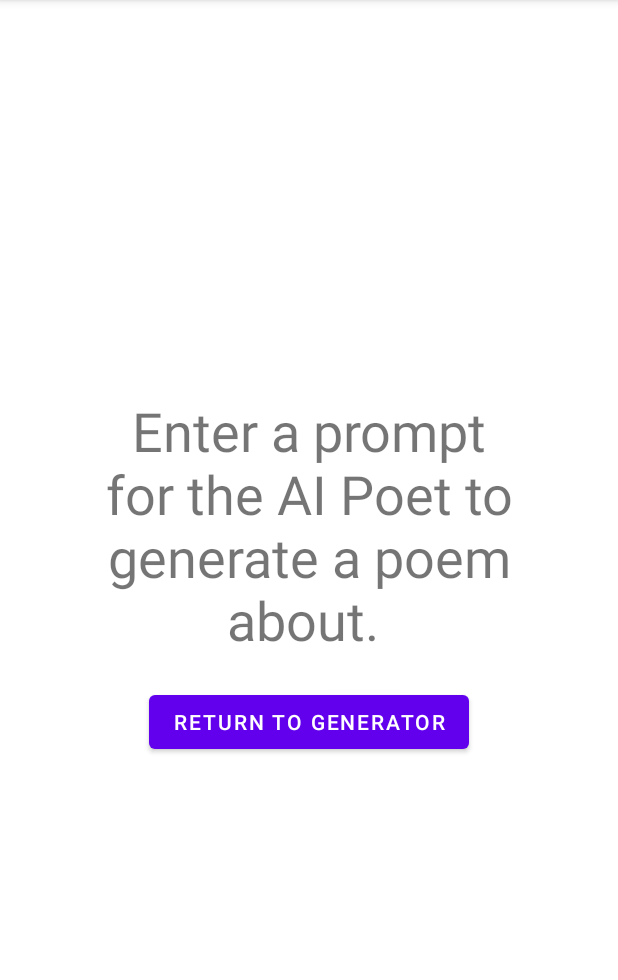
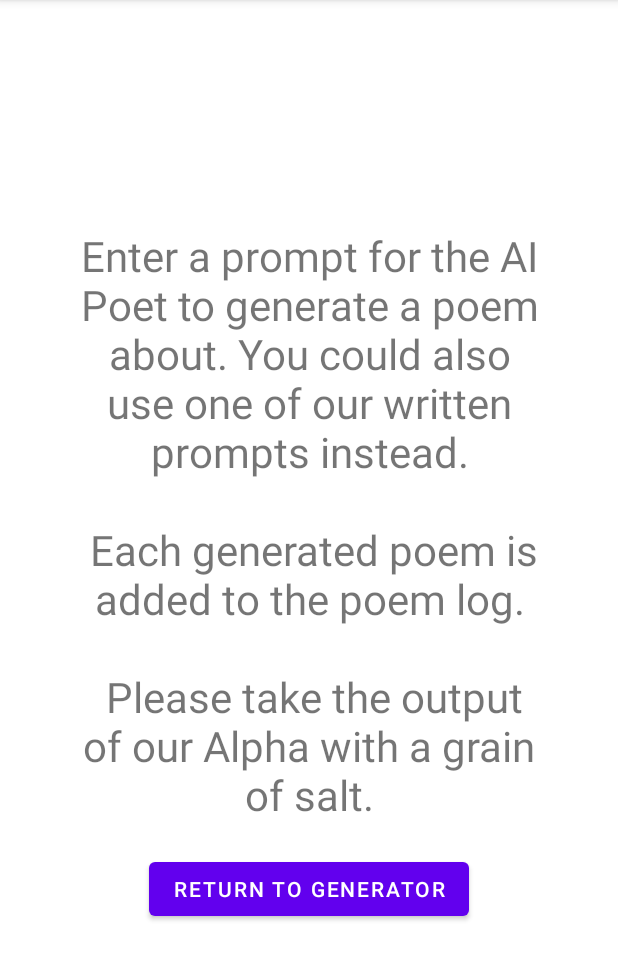
Before and after one commit to jordankettles/345-group-project, an Android app built with Jetpack Compose: the HelpActivity screen opened directly, with no data from a screen before it, on a phone screen of 412 x 824 dp, the part 84-1064 px from its top. Run offline under Robolectric (Android 15) with nearby library versions, the phone set to English and light mode, and no system bars; our stand-ins replace data binding.

Commit message:
add download.gradle, update readme, update help

```diff
--- a/app/build.gradle
+++ b/app/build.gradle
@@ -51,7 +51,7 @@ android {
         dataBinding = true
     }
 }
-println('Downloading The GPT-2 Model, around 200MB...')
+println('Downloading The GPT-2 Model, 236MB...')
 apply from: 'download.gradle'
 
 dependencies {
--- a/app/src/main/res/layout/activity_help.xml
+++ b/app/src/main/res/layout/activity_help.xml
@@ -21,17 +21,17 @@
                 android:id="@+id/textView"
                 android:layout_width="wrap_content"
                 android:layout_height="wrap_content"
-                android:text="Enter a prompt for the AI Poet to generate a poem about. "
+                android:text="@string/help_text"
                 android:textAlignment="center"
                 android:layout_margin="10dp"
-                android:textSize="36sp" />
+                android:textSize="28sp" />
 
             <Button
                 android:id="@+id/showMainHelp"
                 android:layout_width="wrap_content"
                 android:layout_height="wrap_content"
                 android:layout_margin="10dp"
-                android:text="Return to Generator" />
+                android:text="@string/return_button" />
         </LinearLayout>
 
     </LinearLayout>
--- a/app/src/main/res/values/strings.xml
+++ b/app/src/main/res/values/strings.xml
@@ -7,4 +7,10 @@
     <string name="button">Generate</string>
     <string name="give_the_writer_a_prompt">Give the Writer a Prompt</string>
     <string name="helpbutton">Help</string>
+    <string name="help_text">Enter a prompt for the AI Poet to generate a poem about.
+        You could also use one of our written prompts instead.\n\n
+        Each generated poem is added to the poem log.\n\n
+        Please take the output of our Alpha with a grain of salt.
+        </string>
+    <string name="return_button">Return to Generator</string>
 </resources>
```
Also changed, not shown: 1 other file.
